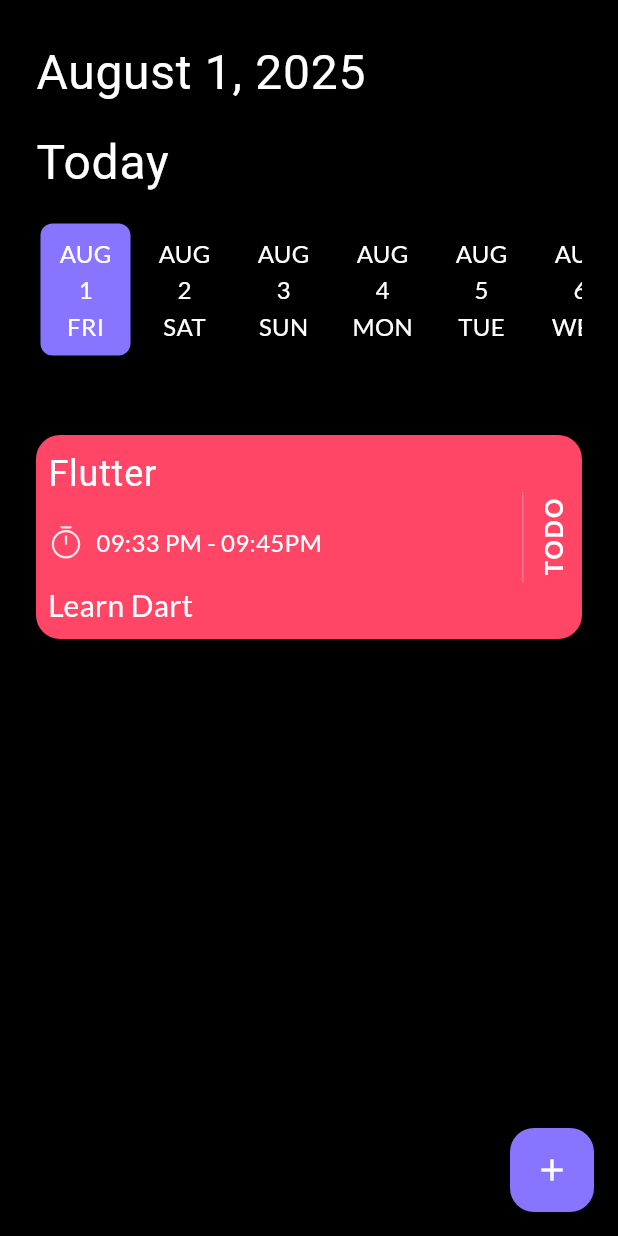
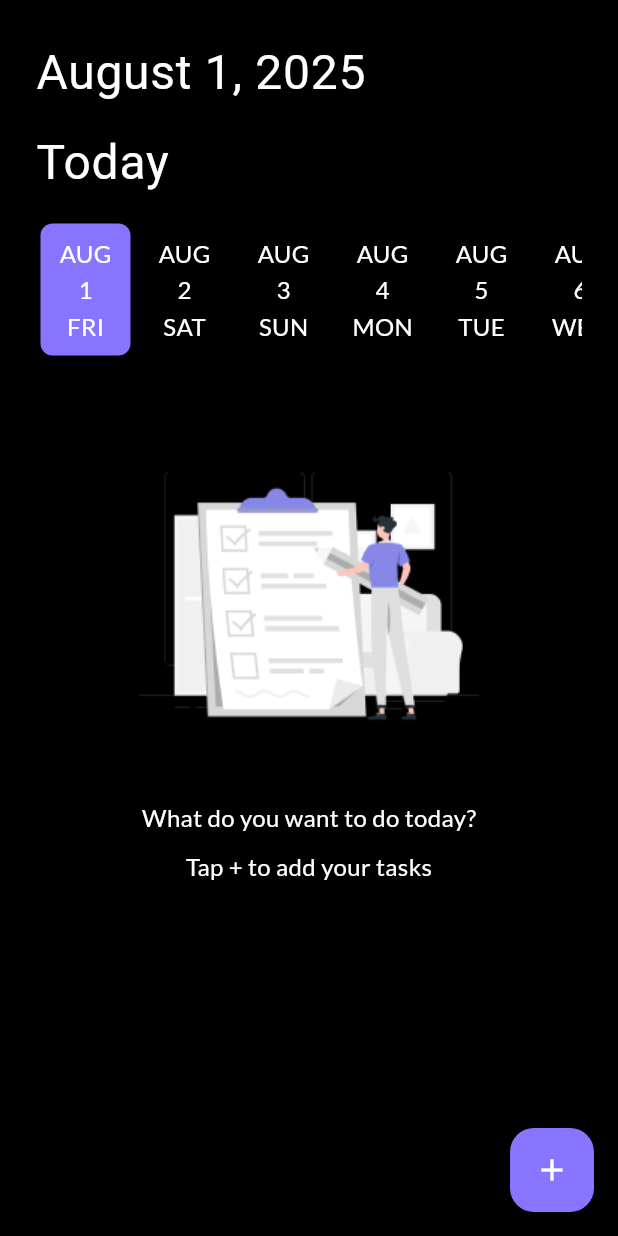
Before and after one commit to Tala-foqha/to_do_app, a Flutter app: the screen it shows after launch, on a phone screen of 412 x 824 dp. Run offline on Flutter 3.47's test engine with Material 3 defaults, Android fonts, the phone set to English and light mode, and no system bars; drawn by our look-alikes of date_picker_timeline; our stand-ins replace bloc, flutter_bloc, flutter_screenutil, flutter_svg, get_it, google_fonts and 2 more.

Commit message:
edit task comp and no task doone

```diff
--- a/lib/features/task/data/model/task_model.dart
+++ b/lib/features/task/data/model/task_model.dart
@@ -11,21 +11,21 @@ class TaskModel {
   TaskModel({required this.id,required this.color, required this.title, required this.note, required this.startTime, required this.endTime, required this.isCompleted});
 
   static List<TaskModel>tasksList=[
-    TaskModel(id: '1',
-    title: 'Flutter',
-     note: 'Learn Dart',
-      startTime: '09:33',
-      color: 2,
-      endTime: '09:45',
-       isCompleted: false),
+    // TaskModel(id: '1',
+    // title: 'Flutter',
+    //  note: 'Learn Dart',
+    //   startTime: '09:33',
+    //   color: 2,
+    //   endTime: '09:45',
+    //    isCompleted: false),
 
-        TaskModel(id: '2',
-    title: 'Flutter 4',
-     note: 'Learn Java',
-      startTime: '09:33',
-      color: 3,
-      endTime: '09:45',
-       isCompleted: false)
+    //     TaskModel(id: '2',
+    // title: 'Flutter 4',
+    //  note: 'Learn Java',
+    //   startTime: '09:33',
+    //   color: 3,
+    //   endTime: '09:45',
+    //    isCompleted: false)
 
   ];
 
--- a/lib/features/task/presentation/views/home/bottom_sheet.dart
+++ b/lib/features/task/presentation/views/home/bottom_sheet.dart
@@ -10,7 +10,9 @@ import 'package:to_do_app/features/task/presentation/views/home/task_component.d
 class BottomSheetWidget extends StatelessWidget {
   const BottomSheetWidget({
     super.key,
+    required this.index
   });
+  final int index;
 
   @override
   Widget build(BuildContext context) {
@@ -45,6 +47,8 @@ class BottomSheetWidget extends StatelessWidget {
          );
         },);
       },
-      child: TaskComponent(taskModel: TaskModel.tasksList[0],));
+      child: TaskComponent(
+        index: index ,
+        taskModel: TaskModel.tasksList[index],));
   }
 }
--- a/lib/features/task/presentation/views/home/home_view.dart
+++ b/lib/features/task/presentation/views/home/home_view.dart
@@ -6,6 +6,7 @@ import 'package:to_do_app/core/utils/app_colors%20(1).dart';
 import 'package:to_do_app/core/utils/app_strings.dart';
 import 'package:to_do_app/core/utils/app_styles.dart';
 import 'package:to_do_app/core/widgets/custom_button.dart';
+import 'package:to_do_app/features/task/data/model/task_model.dart';
 import 'package:to_do_app/features/task/presentation/views/add_task/add_task_view.dart';
 import 'package:to_do_app/features/task/presentation/views/home/bottom_sheet.dart';
 import 'package:to_do_app/features/task/presentation/views/home/task_component.dart';
@@ -62,8 +63,16 @@ class HomeView extends StatelessWidget {
                 ),
               ),
               SizedBox(height: 50,),
-              //noTasks()
-              BottomSheetWidget(),
+
+              TaskModel.tasksList.isEmpty?
+              noTasks():
+              Expanded(
+                child: ListView.builder(
+                  itemCount:TaskModel.tasksList.length ,
+                  itemBuilder: (context,index){
+                  return BottomSheetWidget(index: index,);
+                }),
+              )
 
 
             ])
```
Also changed, not shown: lib/features/task/presentation/views/home/task_component.dart (+33 -2 lines).
